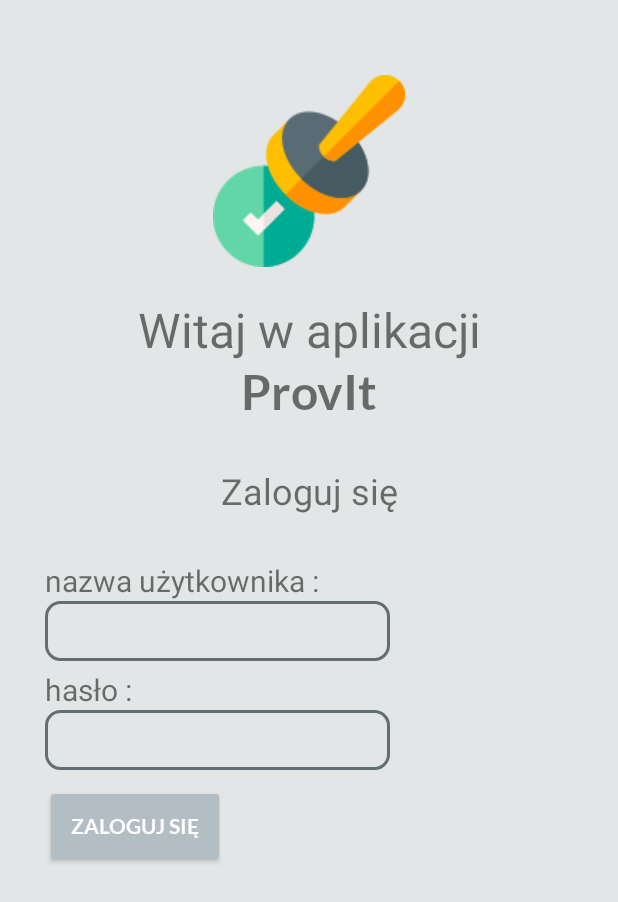
After one commit to szymhan/ProovIt, an Android app: the LoginActivity screen opened directly, with no data from a screen before it, on a phone screen of 412 x 824 dp. The commit adds this screen. Shown: the top 902 px of the screen. Run offline under Robolectric (Android 15) with nearby library versions, the phone set to English and light mode, and no system bars.

Commit message:
add login activity

```diff
--- a/app/build.gradle
+++ b/app/build.gradle
@@ -24,6 +24,8 @@ dependencies {
     implementation 'com.android.support:design:28.0.0'
     implementation 'com.android.support.constraint:constraint-layout:1.1.3'
     implementation 'com.android.support:support-v4:28.0.0'
+    implementation 'com.android.support:support-annotations:28.0.0'
+    implementation 'android.arch.lifecycle:extensions:1.1.1'
     testImplementation 'junit:junit:4.12'
     androidTestImplementation 'com.android.support.test:runner:1.0.2'
     androidTestImplementation 'com.android.support.test.espresso:espresso-core:3.0.2'
--- a/app/src/main/AndroidManifest.xml
+++ b/app/src/main/AndroidManifest.xml
@@ -16,28 +16,36 @@
         android:supportsRtl="true"
         android:theme="@style/AppTheme.NoActionBar"
         tools:ignore="GoogleAppIndexingWarning">
-        <activity android:name=".logic.ReportFakeActivity"></activity>
-        <service android:name=".service.MyAccessbilityService"
+        <activity android:name=".LoginActivity"></activity>
+        <activity android:name=".logic.ReportFakeActivity" />
+
+        <service
+            android:name=".service.MyAccessbilityService"
             android:label="@string/accessibility_title"
             android:permission="android.permission.BIND_ACCESSIBILITY_SERVICE">
             <intent-filter>
-                <action android:name="android.accessibilityservice.AccessibilityService"/>
+                <action android:name="android.accessibilityservice.AccessibilityService" />
             </intent-filter>
+
             <meta-data
                 android:name="android.accessibilityservice"
                 android:resource="@xml/accesibility_service_config" />
         </service>
-        <service android:name=".service.CheckService"
-            android:exported="false"/>
+        <service
+            android:name=".service.CheckService"
+            android:exported="false" />
+
         <activity
             android:name=".CheckActivity"
             android:label="@string/title_activity_check"
             android:theme="@style/AppTheme.NoActionBar"
             android:windowSoftInputMode="stateUnchanged">
             <intent-filter>
-                <action android:name="android.intent.action.SEND"/>
-                <category android:name="android.intent.category.DEFAULT"/>
-                <data android:mimeType="text/*"/>
+                <action android:name="android.intent.action.SEND" />
+
+                <category android:name="android.intent.category.DEFAULT" />
+
+                <data android:mimeType="text/*" />
             </intent-filter>
         </activity>
         <activity android:name=".MainActivity" />
--- /dev/null
+++ b/app/src/main/java/com/example/proovit/LoginActivity.java
@@ -0,0 +1,24 @@
+package com.example.proovit;
+
+import android.support.v7.app.AppCompatActivity;
+import android.os.Bundle;
+import android.widget.Button;
+import android.widget.EditText;
+
+public class LoginActivity extends AppCompatActivity {
+
+    Button loginButton;
+    EditText loginEditText, passwordEditText;
+    @Override
+    protected void onCreate(Bundle savedInstanceState) {
+        super.onCreate(savedInstanceState);
+        setContentView(R.layout.activity_login);
+        setElements();
+    }
+
+    private void setElements() {
+        loginButton = findViewById(R.id.login_button);
+        passwordEditText = findViewById(R.id.login_password);
+        loginEditText = findViewById(R.id.login_login);
+    }
+}
--- a/app/src/main/java/com/example/proovit/MainActivity.java
+++ b/app/src/main/java/com/example/proovit/MainActivity.java
@@ -43,6 +43,7 @@ public class MainActivity extends AppCompatActivity {
         BottomNavigationView navView = findViewById(R.id.nav_view);
         mTextMessage = findViewById(R.id.message);
         navView.setOnNavigationItemSelectedListener(mOnNavigationItemSelectedListener);
+        initFragment(REPORT);
 
     }
 
--- /dev/null
+++ b/app/src/main/res/layout/activity_login.xml
@@ -0,0 +1,108 @@
+<?xml version="1.0" encoding="utf-8"?>
+<RelativeLayout xmlns:android="http://schemas.android.com/apk/res/android"
+    android:background="@color/backgroundSplashScreen"
+    xmlns:tools="http://schemas.android.com/tools"
+    android:layout_width="match_parent"
+    android:layout_height="match_parent"
+    tools:context=".LoginActivity">
+
+    <LinearLayout
+        android:id="@+id/login_linear_logo"
+        android:layout_marginTop="50dp"
+        android:layout_width="match_parent"
+        android:layout_height="wrap_content"
+        android:orientation="vertical">
+        <ImageView
+            android:layout_width="wrap_content"
+            android:layout_height="wrap_content"
+            android:maxHeight="100dp"
+            android:background="@drawable/validation"
+            android:layout_gravity="center_horizontal"/>
+    </LinearLayout>
+    <LinearLayout
+        android:layout_marginTop="20dp"
+        android:layout_below="@id/login_linear_logo"
+        android:id="@+id/login_linear_title"
+        android:orientation="vertical"
+        android:layout_width="match_parent"
+        android:layout_height="wrap_content">
+        <TextView
+            android:gravity="center"
+            android:textSize="32sp"
+            android:layout_width="match_parent"
+            android:layout_height="wrap_content"
+            android:text="@string/welcome1"/>
+        <TextView
+            android:gravity="center"
+            android:textSize="32sp"
+            android:fontFamily="@font/lato_bold"
+            android:layout_width="match_parent"
+            android:layout_height="wrap_content"
+            android:text="@string/welcome2"/>
+    </LinearLayout>
+
+    <LinearLayout
+        android:layout_marginTop="30dp"
+        android:id="@+id/login_login_please"
+        android:layout_below="@id/login_linear_title"
+        android:layout_width="match_parent"
+        android:layout_height="wrap_content"
+        android:orientation="horizontal">
+        <TextView
+            android:layout_width="match_parent"
+            android:layout_height="wrap_content"
+            android:textSize="24sp"
+            android:text="@string/login_in_please"
+            android:gravity="center"/>
+    </LinearLayout>
+
+    <LinearLayout
+        android:layout_marginTop="30dp"
+        android:paddingHorizontal="30dp"
+        android:id="@+id/login_data"
+        android:layout_below="@id/login_login_please"
+        android:layout_width="match_parent"
+        android:layout_height="wrap_content"
+        android:orientation="vertical">
+        <TextView
+            android:layout_width="match_parent"
+            android:layout_height="wrap_content"
+            android:text="@string/login"
+            android:textSize="20sp"/>
+        <EditText
+            android:id="@+id/login_login"
+            android:layout_width="230dp"
+            android:layout_height="40dp"
+            android:textSize="20sp"
+            android:inputType="text"
+            android:ems="15"
+            android:background="@xml/edit_text_background"
+            />
+        <TextView
+            android:layout_marginTop="5dp"
+            android:layout_width="match_parent"
+            android:layout_height="wrap_content"
+            android:text="@string/pass"
+            android:textSize="20sp"/>
+        <EditText
+            android:id="@+id/login_password"
+            android:layout_width="230dp"
+            android:layout_height="40dp"
+            android:textSize="20sp"
+            android:inputType="textPassword"
+            android:ems="15"
+            android:background="@xml/edit_text_background"
+            />
+        <Button
+            android:id="@+id/login_button"
+            android:layout_marginTop="10dp"
+            android:text="@string/login_in_please"
+            android:fontFamily="@font/lato_bold"
+            style="@style/Widget.AppCompat.Button.Colored"
+            android:layout_width="120dp"
+            android:layout_height="55dp"
+            />
+    </LinearLayout>
+
+
+</RelativeLayout>
--- a/app/src/main/res/values/colors.xml
+++ b/app/src/main/res/values/colors.xml
@@ -2,8 +2,10 @@
 <resources>
     <color name="colorPrimary">#008577</color>
     <color name="colorPrimaryDark">#00574B</color>
-    <color name="colorAccent">#D81B60</color>
+    <color name="colorAccent">#b2bec3</color>
     <color name="background">#dfe6e9</color>
     <color name="backgroundSplashScreen">#E3E6E7</color>
+    <color name="border_color">#636e72</color>
+    <color name="white">#ffffff</color>
 
 </resources>
--- a/app/src/main/res/values/strings.xml
+++ b/app/src/main/res/values/strings.xml
@@ -1,6 +1,12 @@
 <resources>
     <string name="app_name">ProovIt</string>
     <string name="title_home">Home</string>
+    <string name="welcome1">Witaj w aplikacji</string>
+    <string name="welcome2">ProvIt</string>
+    <string name="login_in_please">Zaloguj się</string>
+    <string name="login">nazwa użytkownika :</string>
+    <string name="click">KLIKNIJ</string>
+    <string name="pass">hasło :</string>
     <string name="channel_name">Prove It Channel</string>
     <string name="channel_description">Prove It Description</string>
     <string name="title_dashboard">Dashboard</string>
--- /dev/null
+++ b/app/src/main/res/xml/button_background.xml
@@ -0,0 +1,8 @@
+<shape xmlns:android="http://schemas.android.com/apk/res/android">
+    <stroke
+        android:width="2dp"
+        android:color="@color/border_color" />
+
+    <corners android:bottomRightRadius="11dp" android:bottomLeftRadius="11dp"
+        android:topLeftRadius="11dp" android:topRightRadius="11dp"/>
+</shape>
--- /dev/null
+++ b/app/src/main/res/xml/edit_text_background.xml
@@ -0,0 +1,15 @@
+<shape xmlns:android="http://schemas.android.com/apk/res/android">
+    <stroke
+        android:width="2dp"
+        android:color="@color/border_color" />
+    <color name="white">#b2bec3</color>
+
+    <padding android:left="2dp"
+        android:top="2dp"
+        android:right="2dp"
+        android:bottom="2dp"
+        />
+
+    <corners android:bottomRightRadius="9dp" android:bottomLeftRadius="9dp"
+        android:topLeftRadius="9dp" android:topRightRadius="9dp"/>
+</shape>
```
